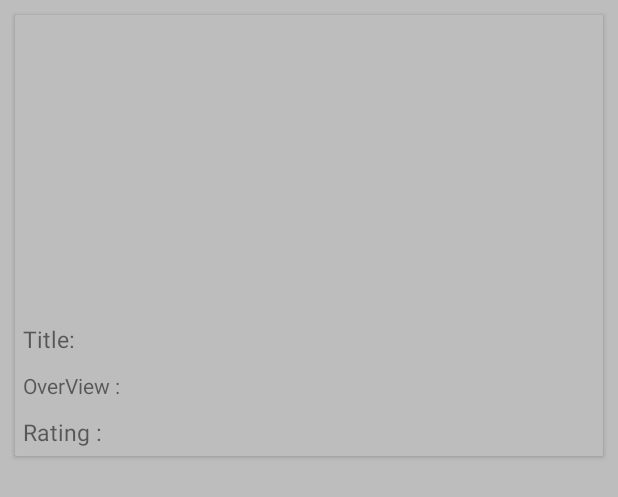
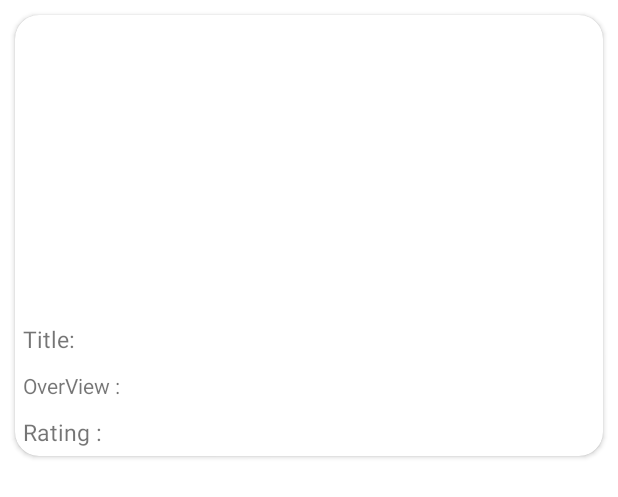
Before and after one commit to petestmart/moviespotter, an Android app built with Jetpack Compose: the layout movie_item.xml on its own in the app's theme, with its tools: preview values and no code run, on a phone screen of 412 x 824 dp. Shown: the top 497 px of the screen. Run offline under Robolectric (Android 15) with nearby library versions, the phone set to English and light mode, and no system bars.

Commit message:
light and dark themes set

```diff
--- a/app/src/main/java/com/petestmart/moviespotter/PopularMoviesTextComposeFragment.kt
+++ b/app/src/main/java/com/petestmart/moviespotter/PopularMoviesTextComposeFragment.kt
@@ -36,7 +36,6 @@ class PopularMoviesTextComposeFragment : Fragment() {
         view.findViewById<ComposeView>(R.id.compose_view).setContent {
             MovieSpotterTheme() {
                 Card(
-                    backgroundColor = Color.Green,
                     modifier = Modifier
                         .fillMaxWidth()
                 ) {
--- a/app/src/main/res/layout/activity_main.xml
+++ b/app/src/main/res/layout/activity_main.xml
@@ -6,6 +6,7 @@
     android:layout_width="match_parent"
     android:layout_height="match_parent"
     android:id="@+id/view_container"
+    android:background="#D3D3D3"
     tools:context="com.petestmart.moviespotter.MainActivity">
 
     <androidx.fragment.app.FragmentContainerView
--- a/app/src/main/res/layout/movie_item.xml
+++ b/app/src/main/res/layout/movie_item.xml
@@ -1,6 +1,7 @@
 <?xml version="1.0" encoding="utf-8"?>
-<RelativeLayout
-    xmlns:android="http://schemas.android.com/apk/res/android"
+<RelativeLayout xmlns:android="http://schemas.android.com/apk/res/android"
+    xmlns:app="http://schemas.android.com/apk/res-auto"
+    xmlns:card_view="http://schemas.android.com/apk/res-auto"
     android:id="@+id/movie_item"
     android:layout_width="match_parent"
     android:layout_height="wrap_content"
@@ -11,7 +12,9 @@
         android:id="@+id/card_view"
         android:layout_width="match_parent"
         android:layout_height="wrap_content"
-        android:layout_margin="10dp">
+        android:layout_margin="10dp"
+        style="Widget.App.CardStyle"
+        card_view:cardCornerRadius="16dp">
 
         <RelativeLayout
             android:layout_width="match_parent"
@@ -26,18 +29,18 @@
 
             <TextView
                 android:id="@+id/movie_title"
-                android:layout_below="@+id/movie_photo"
                 android:layout_width="wrap_content"
                 android:layout_height="wrap_content"
+                android:layout_below="@+id/movie_photo"
                 android:layout_margin="5dp"
                 android:text="Title: "
                 android:textSize="15sp" />
 
             <TextView
                 android:id="@+id/movie_overview"
-                android:layout_below="@+id/movie_title"
                 android:layout_width="wrap_content"
                 android:layout_height="wrap_content"
+                android:layout_below="@+id/movie_title"
                 android:layout_margin="5dp"
                 android:text="OverView : " />
 
--- a/app/src/main/res/values/ids.xml
+++ b/app/src/main/res/values/ids.xml
@@ -6,4 +6,5 @@
     <item name="movie_overview" type="id" />
     <item name="movie_rating" type="id" />
     <item name="popular_text_compose" type="id" />
+    <item name="card_view" type="id" />
 </resources>
--- a/app/src/main/res/values/themes.xml
+++ b/app/src/main/res/values/themes.xml
@@ -12,7 +12,13 @@
         <!-- Status bar color. -->
         <item name="android:statusBarColor" tools:targetApi="l">?attr/colorPrimaryVariant</item>
         <!-- Customize your theme here. -->
-        <item name="android:background">@color/gray</item>
-<!--        <item name="android:cardview.widget.CardView"></item>-->
+<!--        <item name="android:background">@color/gray</item>-->
+    </style>
+    <style name="Widget.App.CardStyle"
+        parent="Widget.MaterialComponents.CardView">
+        <item name="materialThemeOverlay">@style/Widget.App.CardStyle</item>
+    </style>
+    <style name="materialThemeOverlay">
+        <item name="colorPrimary">@color/white</item>
     </style>
 </resources>
```
Also changed, not shown: app/src/main/res/values-night/themes.xml (+7 -0 lines).
